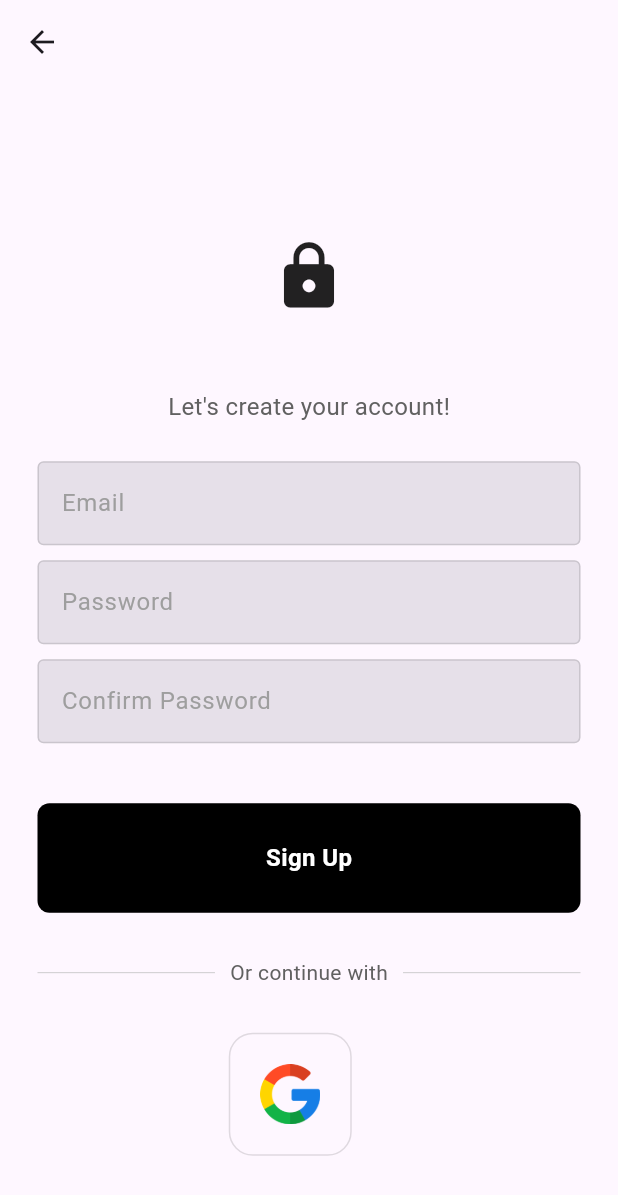
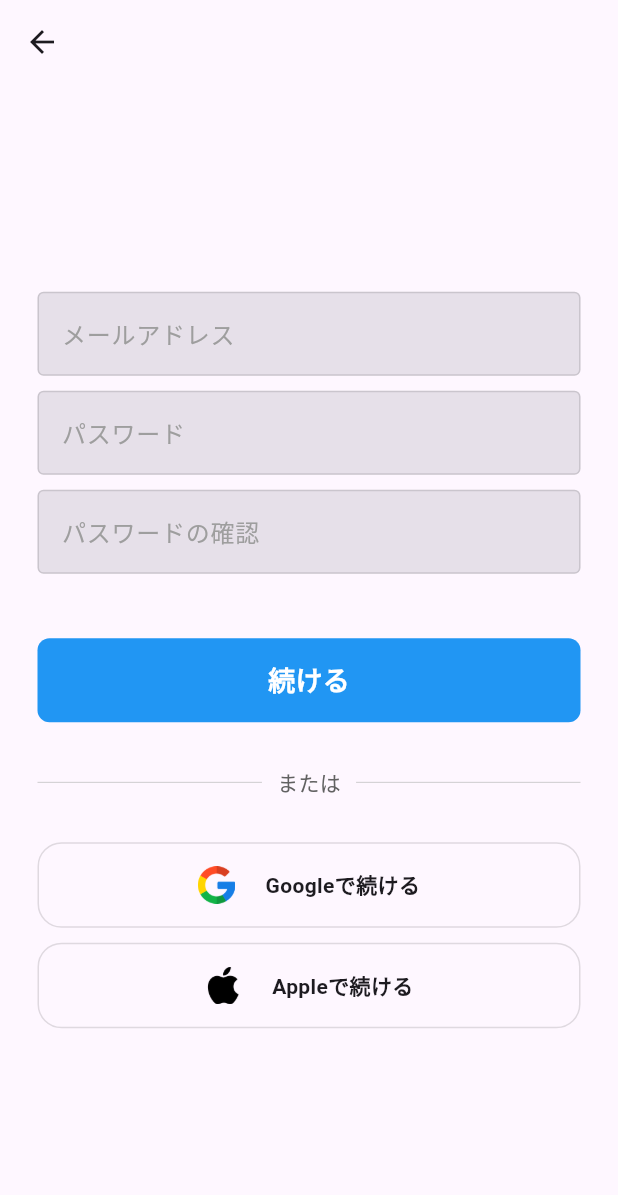
Before and after one commit to yukiwith5267/firebase_auth, a Flutter app: the RegisterScreen screen opened directly, on a phone screen of 412 x 824 dp. Shown: the top 1195 px of the screen. Run offline on Flutter 3.47's test engine with Material 3 defaults, Android fonts, the phone set to English and light mode, and no system bars; our stand-ins replace firebase_auth, firebase_core; accounts and stored records are empty.

Commit message:
uiをupdate

```diff
--- a/lib/main.dart
+++ b/lib/main.dart
@@ -1,5 +1,5 @@
 import 'package:demo/firebase_options.dart';
-import 'package:demo/screens/login_screen.dart';
+import 'package:demo/screens/auth_screen.dart';
 import 'package:firebase_core/firebase_core.dart';
 import 'package:flutter/material.dart';
 
@@ -17,9 +17,9 @@ class MyApp extends StatelessWidget {
 
   @override
   Widget build(BuildContext context) {
-    return MaterialApp(
+    return const MaterialApp(
       debugShowCheckedModeBanner: false,
-      home: LoginScreen(),
+      home: AuthScreen(),
     );
   }
 }
--- a/lib/screens/auth_screen.dart
+++ b/lib/screens/auth_screen.dart
@@ -1,10 +1,10 @@
 import 'package:demo/screens/home_screen.dart';
-import 'package:demo/screens/login_screen.dart';
+import 'package:demo/screens/login_or_register_screen.dart';
 import 'package:firebase_auth/firebase_auth.dart';
 import 'package:flutter/material.dart';
 
 class AuthScreen extends StatelessWidget {
-const AuthScreen({ Key? key }) : super(key: key);
+  const AuthScreen({super.key});
 
   @override
   Widget build(BuildContext context){
@@ -16,7 +16,7 @@ const AuthScreen({ Key? key }) : super(key: key);
             return HomeScreen();
           }
           else {
-            return LoginScreen();
+            return LoginOrRegisterScreen();
           }
         },
       ),
--- a/lib/screens/home_screen.dart
+++ b/lib/screens/home_screen.dart
@@ -1,4 +1,4 @@
-import 'package:demo/screens/login_screen.dart';
+import 'package:demo/screens/login_or_register_screen.dart';
 import 'package:flutter/material.dart';
 import 'package:firebase_auth/firebase_auth.dart';
 
@@ -21,7 +21,7 @@ class HomeScreen extends StatelessWidget {
                 context,
                 PageRouteBuilder(
                   pageBuilder: (context, animation1, animation2) =>
-                      LoginScreen(),
+                      LoginOrRegisterScreen(),
                   transitionsBuilder: (context, animation1, animation2, child) {
                     var begin = Offset(-1.0, 0.0);
                     var end = Offset.zero;
--- a/lib/screens/login_screen.dart
+++ b/lib/screens/login_screen.dart
@@ -1,4 +1,3 @@
-import 'package:demo/screens/register_screen.dart';
 import 'package:firebase_auth/firebase_auth.dart';
 import 'package:flutter/material.dart';
 import 'package:demo/widgets/button.dart';
@@ -30,10 +29,28 @@ class _LoginScreenState extends State<LoginScreen> {
 
     if (emailController.text.isEmpty || passwordController.text.isEmpty) {
       setState(() {
-        errorMessage = 'Please fill in all fields';
+        errorMessage = 'メールアドレスとパスワードを入力してください';
         isLoading = false;
       });
       return;
+    }
+
+    // Add validation for email format
+    if (!RegExp(r'^[\w-\.]+@([\w-]+\.)+[\w-]{2,4}$')
+        .hasMatch(emailController.text)) {
+      setState(() {
+        errorMessage = '正しいメールアドレスの形式を入力してください。';
+        isLoading = false;
+      });
+      return;
+    }
+
+    // Add extension mark to empty fields
+    if (emailController.text.isEmpty) {
+      emailController.text = emailController.text + ' *';
+    }
+    if (passwordController.text.isEmpty) {
+      passwordController.text = passwordController.text + ' *';
     }
 
     try {
@@ -58,13 +75,13 @@ class _LoginScreenState extends State<LoginScreen> {
       setState(() {
         switch (e.code) {
           case 'user-not-found':
-            errorMessage = 'No user found for that email.';
+            errorMessage = 'ユーザーが見つかりません。';
             break;
           case 'wrong-password':
-            errorMessage = 'Wrong password provided for that user.';
+            errorMessage = 'パスワードが間違っています。';
             break;
           default:
-            errorMessage = 'No user found for that email.';
+            errorMessage = 'ユーザーが見つかりません。';
         }
       });
     } finally {
@@ -78,6 +95,9 @@ class _LoginScreenState extends State<LoginScreen> {
   @override
   Widget build(BuildContext context) {
     return Scaffold(
+      appBar: AppBar(
+        automaticallyImplyLeading: true,
+      ),
       body: SingleChildScrollView(
         child: SafeArea(
           child: Center(
@@ -85,30 +105,10 @@ class _LoginScreenState extends State<LoginScreen> {
               mainAxisAlignment: MainAxisAlignment.center,
               children: [
                 const SizedBox(height: 50),
-
-                // logo
-                const Icon(
-                  Icons.lock,
-                  size: 50,
-                ),
-
-                const SizedBox(height: 50),
-
-                // welcome back, you've been missed!
-                Text(
-                  'Welcome back you\'ve been missed!',
-                  style: TextStyle(
-                    color: Colors.grey[700],
-                    fontSize: 16,
-                  ),
-                ),
-
-                const SizedBox(height: 25),
-
                 // username textfield
                 MyTextField(
                   controller: emailController,
-                  hintText: 'Email',
+                  hintText: 'メールアドレス',
                   obscureText: false,
                 ),
 
@@ -117,21 +117,24 @@ class _LoginScreenState extends State<LoginScreen> {
                 // password textfield
                 MyTextField(
                   controller: passwordController,
-                  hintText: 'Password',
+                  hintText: 'パスワード',
                   obscureText: true,
                 ),
 
-                const SizedBox(height: 10),
+                const SizedBox(height: 20),
 
                 // forgot password?
                 Padding(
                   padding: const EdgeInsets.symmetric(horizontal: 25.0),
                   child: Row(
-                    mainAxisAlignment: MainAxisAlignment.end,
+                    mainAxisAlignment: MainAxisAlignment.center,
                     children: [
                       Text(
-                        'Forgot Password?',
-                        style: TextStyle(color: Colors.grey[600]),
+                        'パスワードをお忘れですか ?',
+                        style: TextStyle(
+                          color: Colors.blue,
+                          fontWeight: FontWeight.bold,
+                        ),
                       ),
                     ],
                   ),
@@ -154,10 +157,11 @@ class _LoginScreenState extends State<LoginScreen> {
 
                 // sign in button
                 MyButton(
-                  buttonText: 'Sign In',
+                  buttonText: 'ログイン',
                   onTap: isLoading ? null : signUserIn,
-                  child:
-                      isLoading ? CircularProgressIndicator() : Text('Sign In'),
+                  child: isLoading ? CircularProgressIndicator() : Text('ログイン'),
+                  textColor: Colors.white,
+                  backgroundColor: Colors.blue,
                 ),
 
                 const SizedBox(height: 50),
@@ -176,7 +180,7 @@ class _LoginScreenState extends State<LoginScreen> {
                       Padding(
                         padding: const EdgeInsets.symmetric(horizontal: 10.0),
                         child: Text(
-                          'Or continue with',
+                          'または',
                           style: TextStyle(color: Colors.grey[700]),
                         ),
                       ),
@@ -193,48 +197,15 @@ class _LoginScreenState extends State<LoginScreen> {
                 const SizedBox(height: 30),
                 // google + apple sign in buttons
 
-                const Row(
-                  mainAxisAlignment: MainAxisAlignment.center,
+                const Column(
                   children: [
-                    // google button
-                    SquareTile(imagePath: 'lib/images/google.png'),
-
-                    SizedBox(width: 25),
-
-                    // apple button
-                    SquareTile(imagePath: 'lib/images/apple.png')
+                    SquareTile(
+                        imagePath: 'lib/images/google.png', text: 'Googleで続ける'),
+                    SizedBox(height: 10),
+                    SquareTile(
+                        imagePath: 'lib/images/apple.png', text: 'Appleで続ける'),
                   ],
                 ),
-
-                const SizedBox(height: 30),
-
-                // not a member? register now
-                Row(
-                  mainAxisAlignment: MainAxisAlignment.center,
-                  children: [
-                    Text(
-                      'Not a member?',
-                      style: TextStyle(color: Colors.grey[700]),
-                    ),
-                    const SizedBox(width: 4),
-                    GestureDetector(
-                      onTap: () {
-                        Navigator.push(
-                          context,
-                          MaterialPageRoute(
-                              builder: (context) => RegisterScreen()),
-                        );
-                      },
-                      child: const Text(
-                        'Register now',
-                        style: TextStyle(
-                          color: Colors.blue,
-                          fontWeight: FontWeight.bold,
-                        ),
-                      ),
-                    ),
-                  ],
-                )
               ],
             ),
           ),
--- a/lib/screens/register_screen.dart
+++ b/lib/screens/register_screen.dart
@@ -107,31 +107,9 @@ class _RegisterScreenState extends State<RegisterScreen> {
           child: Column(
             mainAxisAlignment: MainAxisAlignment.center,
             children: [
-              const SizedBox(height: 50),
-
-              // logo
-              const Icon(
-                Icons.lock,
-                size: 50,
-              ),
-
-              const SizedBox(height: 50),
-
-              // welcome back, you've been missed!
-              Text(
-                'Let\'s create your account!',
-                style: TextStyle(
-                  color: Colors.grey[700],
-                  fontSize: 16,
-                ),
-              ),
-
-              const SizedBox(height: 25),
-
-              // username textfield
               MyTextField(
                 controller: emailController,
-                hintText: 'Email',
+                hintText: 'メールアドレス',
                 obscureText: false,
               ),
 
@@ -140,40 +118,35 @@ class _RegisterScreenState extends State<RegisterScreen> {
               // password textfield
               MyTextField(
                 controller: passwordController,
-                hintText: 'Password',
+                hintText: 'パスワード',
                 obscureText: true,
               ),
 
               const SizedBox(height: 10),
 
-              // password configuration textfield
               MyTextField(
                 controller: passwordConfigController,
-                hintText: 'Confirm Password',
+                hintText: 'パスワードの確認',
                 obscureText: true,
               ),
 
               const SizedBox(height: 10),
-
-              // display error message
-              Container(
-                height: 20, // 固定の高さを設定
-                child: errorMessage.isNotEmpty
-                    ? Text(
-                        errorMessage,
-                        style: TextStyle(color: Colors.red),
-                      )
-                    : Container(), // エラーメッセージがない場合は空のコンテナを表示
+              Text(
+                passwordController.text,
+                style: TextStyle(
+                  color: Colors.grey[700],
+                  fontSize: 16,
+                ),
               ),
-
-              const SizedBox(height: 10), // 余白を追加
+              const SizedBox(height: 10),
 
               // sign in button
               MyButton(
-                buttonText: 'Sign Up',
+                buttonText: '続ける',
                 onTap: isLoading ? null : signUserUp,
-                child:
-                    isLoading ? CircularProgressIndicator() : Text('Sign Up'),
+                child: isLoading ? CircularProgressIndicator() : Text('続ける'),
+                textColor: Colors.white,
+                backgroundColor: Colors.blue,
               ),
 
               const SizedBox(height: 30),
@@ -192,7 +165,7 @@ class _RegisterScreenState extends State<RegisterScreen> {
                     Padding(
                       padding: const EdgeInsets.symmetric(horizontal: 10.0),
                       child: Text(
-                        'Or continue with',
+                        'または',
                         style: TextStyle(color: Colors.grey[700]),
                       ),
                     ),
@@ -208,18 +181,17 @@ class _RegisterScreenState extends State<RegisterScreen> {
 
               const SizedBox(height: 30),
 
-              const Row(
-                mainAxisAlignment: MainAxisAlignment.center,
+              const Column(
                 children: [
-                  // google button
                   SquareTile(
                     imagePath: 'lib/images/google.png',
+                    text: 'Googleで続ける',
                   ),
-
-                  SizedBox(width: 25),
-
-                  // apple button
-                  // SquareTile(imagePath: 'lib/images/apple.png')
+                  SizedBox(height: 10),
+                  SquareTile(
+                    imagePath: 'lib/images/apple.png',
+                    text: 'Appleで続ける',
+                  ),
                 ],
               ),
             ],
--- a/lib/widgets/button.dart
+++ b/lib/widgets/button.dart
@@ -3,27 +3,37 @@ import 'package:flutter/material.dart';
 class MyButton extends StatelessWidget {
   final Function()? onTap;
   final String buttonText; // Added optional field for button text
+  final Color? textColor; // Added optional field for text color
+  final Color? backgroundColor; // Added optional field for background color
 
-  const MyButton({super.key, required this.onTap, required Widget child, required this.buttonText});
+  const MyButton(
+      {super.key,
+      required this.onTap,
+      required Widget child,
+      required this.buttonText,
+      required this.textColor,
+      required this.backgroundColor});
 
   @override
   Widget build(BuildContext context) {
     return GestureDetector(
       onTap: onTap,
       child: Container(
-        padding: const EdgeInsets.all(25),
+        padding: const EdgeInsets.all(15),
         margin: const EdgeInsets.symmetric(horizontal: 25),
         decoration: BoxDecoration(
-          color: Colors.black,
+          color:
+              backgroundColor, // Using the backgroundColor field if provided, elsebbb    default to black
           borderRadius: BorderRadius.circular(8),
         ),
         child: Center(
           child: Text(
-            buttonText, // Using the buttonText field here
+            buttonText,
             style: TextStyle(
-              color: Colors.white,
+              color:
+                  textColor, // Using the textColor field if provided, else default to white
               fontWeight: FontWeight.bold,
-              fontSize: 16,
+              fontSize: 18,
             ),
           ),
         ),
--- a/lib/widgets/square_tile.dart
+++ b/lib/widgets/square_tile.dart
@@ -3,26 +3,44 @@ import 'package:flutter/material.dart';
 class SquareTile extends StatelessWidget {
   final String imagePath;
   final VoidCallback? onTap; // Added onTap option
+  final String? text; // New optional text field
 
   const SquareTile({
     super.key,
     required this.imagePath,
     this.onTap,
+    this.text,
   });
 
   @override
   Widget build(BuildContext context) {
-    return GestureDetector( // Wrap with GestureDetector for onTap functionality
+    return GestureDetector(
       onTap: onTap,
+      child: Padding(
+        padding: const EdgeInsets.symmetric(horizontal: 25.0),
         child: Container(
-        padding: EdgeInsets.all(20),
+          padding: EdgeInsets.all(15),
           decoration: BoxDecoration(
             border: Border.all(color: Colors.black12),
             borderRadius: BorderRadius.circular(16),
           ),
-        child: Image.asset(
+          child: Row(
+            // Added Row to display image and text horizontally
+            mainAxisAlignment: MainAxisAlignment.center,
+            children: [
+              Image.asset(
                 imagePath,
-          height: 40,
+                height: 25,
+              ),
+              const SizedBox(width: 20),
+              if (text != null) // Display text if provided
+                Text(text!,
+                    style: TextStyle(
+                      fontSize: 14,
+                      fontWeight: FontWeight.bold,
+                    )),
+            ],
+          ),
         ),
       ),
     );
```
Also changed, not shown: lib/screens/login_or_register_screen.dart (added, +65 -0 lines). Lines whose indentation alone changed are shown as unchanged.
